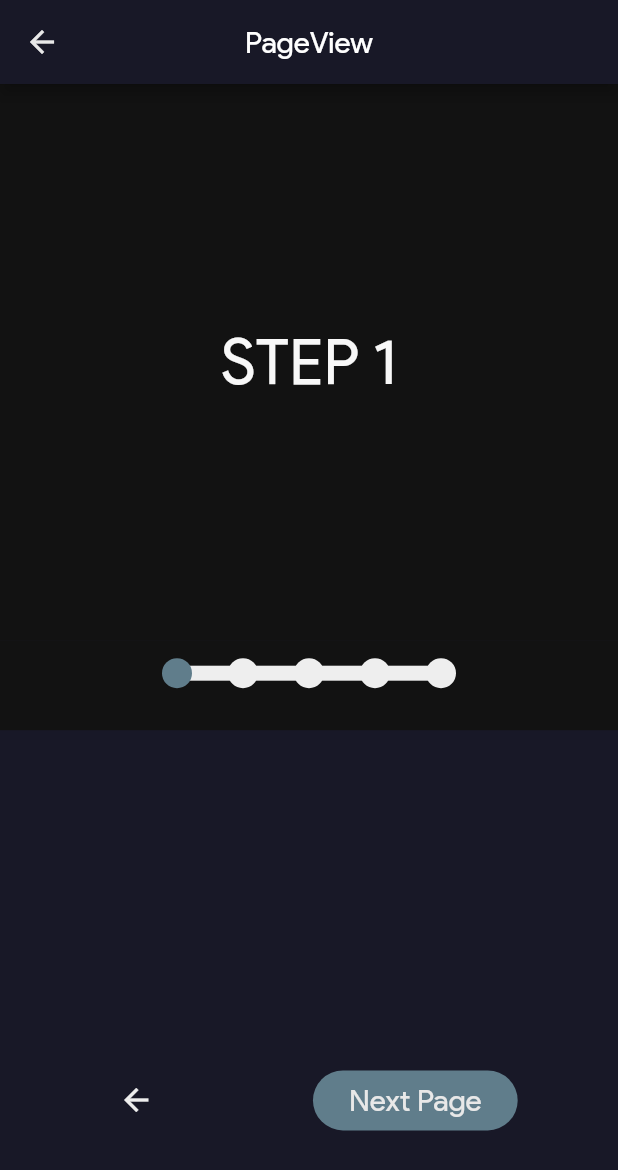
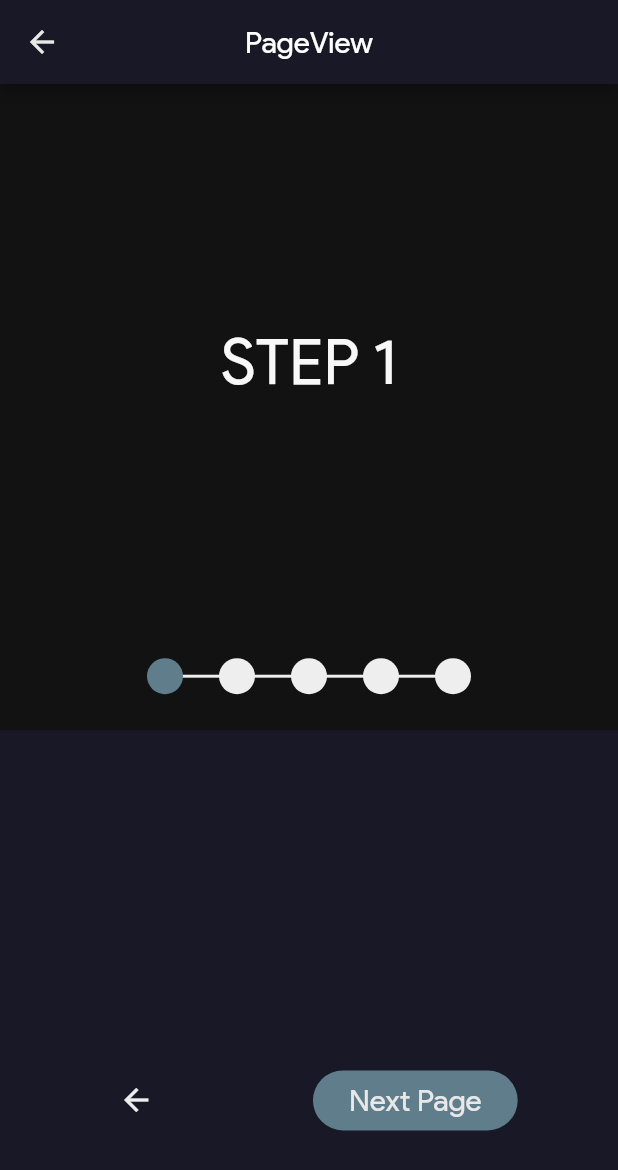
Before and after one commit to ninjaasmoke/tempapp, a Flutter app: the PageViewPage screen opened directly, on a phone screen of 412 x 824 dp. Shown: the top 1170 px of the screen. Run offline on Flutter 3.47's test engine with Material 2 defaults, Android fonts, the phone set to English and light mode, and no system bars; our stand-ins replace equatable, flutter_bloc, flutter_svg.

```diff
--- a/lib/Pages/PageViewPage.dart
+++ b/lib/Pages/PageViewPage.dart
@@ -66,8 +66,8 @@ class _PageViewPageState extends State<PageViewPage> {
                       children: [
                         Center(
                           child: Container(
-                              margin: EdgeInsets.only(bottom: 16),
-                              height: 10,
+                              margin: EdgeInsets.only(bottom: 12),
+                              height: 2,
                               width: 170,
                               child: LinearProgressIndicator(
                                 value: (_currentIndex / 4),
@@ -137,11 +137,25 @@ class _PageViewPageState extends State<PageViewPage> {
           color: getIndiColor(i),
         ),
         margin: EdgeInsets.all(12),
-        height: 20,
-        width: 20,
+        height: 24,
+        width: 24,
+        child: getIndiChild(i),
       ));
     }
     return _indicators;
+  }
+
+  Widget getIndiChild(int i) {
+    if (_currentIndex > i)
+      return Center(
+        child: Icon(
+          Icons.done,
+          size: 20,
+          color: Colors.white,
+        ),
+      );
+    else
+      return Container();
   }
 
   Color getIndiColor(int i) {
```
